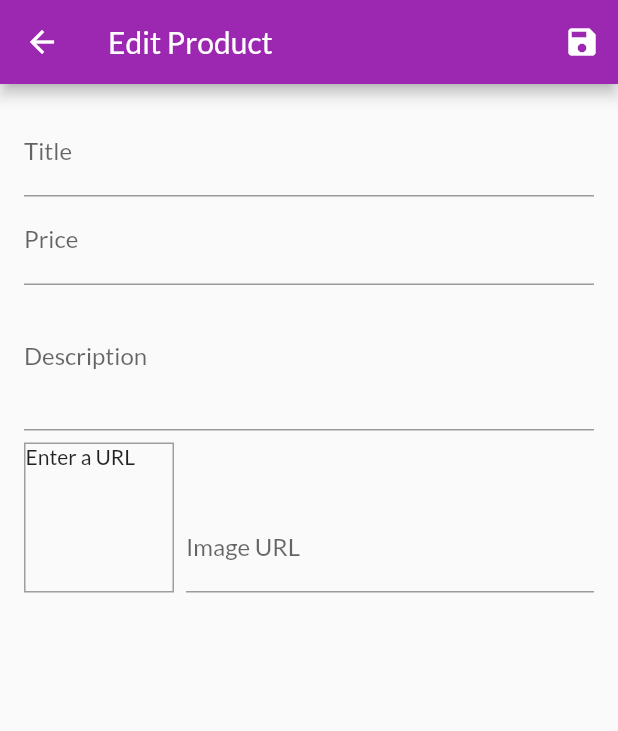
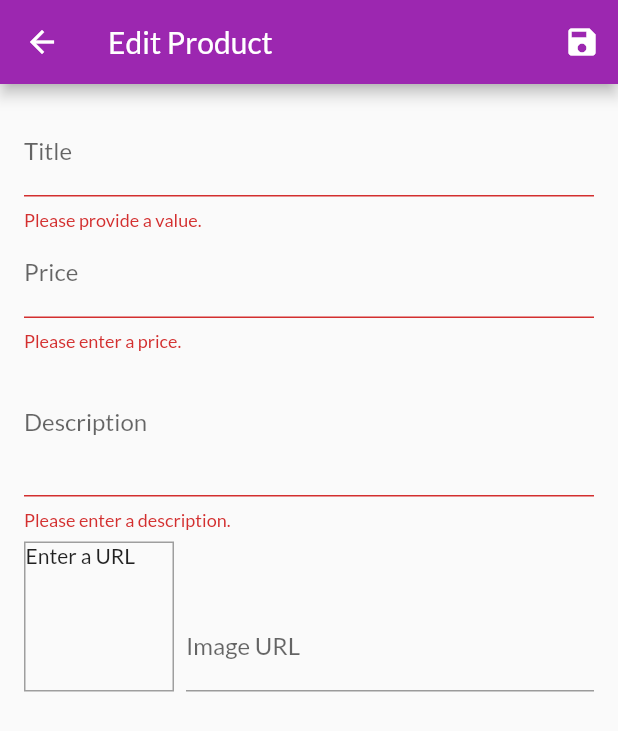
Before and after one commit to farvic/shop_app, a Flutter app: the EditProductScreen screen opened by its route, after a tap on the "save" icon, on a phone screen of 412 x 824 dp. Shown: the top 731 px of the screen. Run offline on Flutter 3.47's test engine with Material 2 defaults, Android fonts, the phone set to English and light mode, and no system bars; network calls fail.

Commit message:
Product editing was implemented

```diff
--- a/lib/screens/edit_product_screen.dart
+++ b/lib/screens/edit_product_screen.dart
@@ -1,6 +1,8 @@
 import 'package:flutter/material.dart';
+import 'package:provider/provider.dart';
 
 import '../providers/product.dart';
+import '../providers/products.dart';
 
 class EditProductScreen extends StatefulWidget {
   static const routeName = '/edit-product';
@@ -23,10 +25,38 @@ class _EditProductScreenState extends State<EditProductScreen> {
     imageUrl: '',
   );
 
+  var _initValues = {
+    'title': '',
+    'price': '',
+    'description': '',
+    'imageUrl': '',
+  };
+  var _isInit = true;
+
   @override
   void initState() {
     _imageUrlFocusNode.addListener(_updateImageUrl);
     super.initState();
+  }
+
+  @override
+  void didChangeDependencies(){
+    if (_isInit) {
+      final productId = ModalRoute.of(context).settings.arguments as String;
+      if (productId != null ) {
+        _editedProduct = Provider.of<Products>(context, listen: false).findById(productId);
+        _initValues = {
+          'title': _editedProduct.title,
+          'description': _editedProduct.description,
+          'price': _editedProduct.price.toString(),
+          // 'imageUrl': _editedProduct.imageUrl,
+          'imageUrl': '',
+        };
+        _imageUrlController.text = _editedProduct.imageUrl;
+      }
+    }
+    _isInit = false;
+    super.didChangeDependencies();
   }
 
   @override
@@ -41,12 +71,31 @@ class _EditProductScreenState extends State<EditProductScreen> {
 
   void _updateImageUrl() {
     if (!_imageUrlFocusNode.hasFocus) {
+      if ((!_imageUrlController.text.startsWith('http')
+      && !_imageUrlController.text.startsWith('https'))
+      || (!_imageUrlController.text.endsWith('.png')
+      && !_imageUrlController.text.endsWith('.jpg')
+      && !_imageUrlController.text.endsWith('.jpeg'))) {
+        return;
+      }
       setState(() {});
     }
   }
 
   void _saveForm() {
+    final isValid = _form.currentState.validate();
+
+    if (!isValid) {
+      return;
+    }
+
     _form.currentState.save();
+    if (_editedProduct.id != null) {
+      Provider.of<Products>(context, listen: false).updateProduct(_editedProduct.id, _editedProduct);
+    } else {
+      Provider.of<Products>(context, listen: false).addProduct(_editedProduct);
+    }
+    Navigator.of(context).pop();
   }
 
   @override
@@ -68,6 +117,7 @@ class _EditProductScreenState extends State<EditProductScreen> {
           child: ListView(
             children: <Widget>[
               TextFormField(
+                initialValue: _initValues['title'],
                 decoration: InputDecoration(
                   labelText: 'Title',
                 ),
@@ -75,17 +125,25 @@ class _EditProductScreenState extends State<EditProductScreen> {
                 onFieldSubmitted: (_) {
                   FocusScope.of(context).requestFocus(_priceFocusNode);
                 },
+                validator: (value) {
+                  if(value.isEmpty) {
+                    return 'Please provide a value.';
+                  }
+                  return null;
+                },
                 onSaved: (value) {
                   _editedProduct = Product(
                     title: value,
                     price: _editedProduct.price,
                     description: _editedProduct.description,
                     imageUrl: _editedProduct.imageUrl,
-                    id: null,
-                    );
+                    id: _editedProduct.id,
+                    isFavorite:  _editedProduct.isFavorite,
+                  );
                 },
               ),
               TextFormField(
+                initialValue: _initValues['price'],
                 decoration: InputDecoration(
                   labelText: 'Price',
                 ),
@@ -95,30 +153,53 @@ class _EditProductScreenState extends State<EditProductScreen> {
                 onFieldSubmitted: (_) {
                   FocusScope.of(context).requestFocus(_descriptionFocusNode);
                 },
+                validator: (value) {
+                  if (value.isEmpty) {
+                    return 'Please enter a price.';
+                  }
+                  if (double.tryParse(value) == null) {
+                    return 'Please enter a valid number.';
+                  }
+                  if (double.parse(value) <= 0) {
+                    return 'Please enter a number greater than 0.';
+                  }
+                },
                 onSaved: (value) {
                   _editedProduct = Product(
                     title: _editedProduct.title,
                     price: double.parse(value),
                     description: _editedProduct.description,
                     imageUrl: _editedProduct.imageUrl,
-                    id: null,
+                    id: _editedProduct.id,
+                    isFavorite:  _editedProduct.isFavorite,
                     );
                 },
               ),
               TextFormField(
+                initialValue: _initValues['description'],
                 decoration: InputDecoration(
                   labelText: 'Description',
                 ),
                 maxLines: 3,
                 focusNode: _descriptionFocusNode,
                 keyboardType: TextInputType.multiline,
+                validator: (value) {
+                  if (value.isEmpty) {
+                    return 'Please enter a description.';
+                  }
+                  if (value.length < 10) {
+                    return 'Should be at least 10 characters long';
+                  }
+                  return null;
+                },
                 onSaved: (value) {
                   _editedProduct = Product(
                     title: _editedProduct.title,
                     price: _editedProduct.price,
                     description: value,
                     imageUrl: _editedProduct.imageUrl,
-                    id: null,
+                    id: _editedProduct.id,
+                    isFavorite:  _editedProduct.isFavorite,
                     );
                 },
               ),
@@ -154,6 +235,9 @@ class _EditProductScreenState extends State<EditProductScreen> {
                       textInputAction: TextInputAction.done,
                       controller: _imageUrlController,
                       focusNode: _imageUrlFocusNode,
+                      validator: (value) {
+                        return null;
+                      },
                       onFieldSubmitted: (_) {
                         _saveForm();
                       },
@@ -163,8 +247,9 @@ class _EditProductScreenState extends State<EditProductScreen> {
                           price: _editedProduct.price,
                           description: _editedProduct.description,
                           imageUrl: value,
-                          id: null,
-                          );
+                          id: _editedProduct.id,
+                          isFavorite:  _editedProduct.isFavorite,
+                        );
                       },
                     ),
                   ),
--- a/lib/screens/user_products_screen.dart
+++ b/lib/screens/user_products_screen.dart
@@ -32,6 +32,7 @@ class UserProductsScreen extends StatelessWidget {
           itemBuilder: (_,i) => Column(
             children: <Widget>[
               UserProductItem(
+                productsData.items[i].id,
                 productsData.items[i].title,
                 productsData.items[i].imageUrl,
               ),
```
Also changed, not shown: lib/providers/products.dart (+23 -2 lines), lib/widgets/user_product_item.dart (+11 -3 lines).
